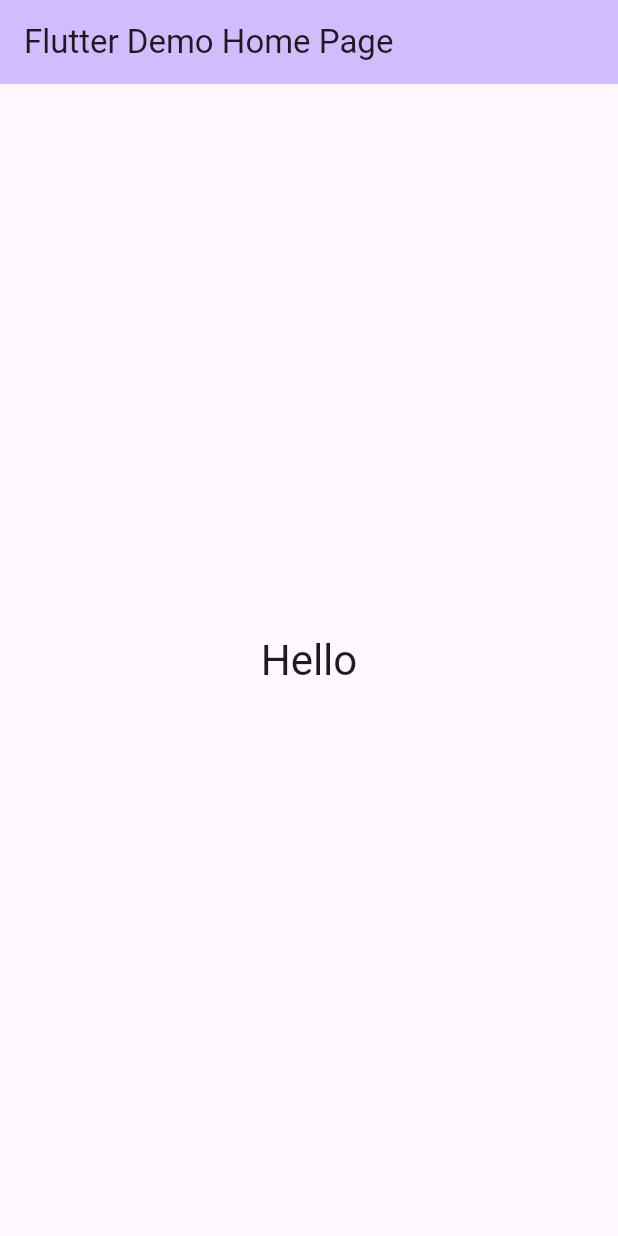
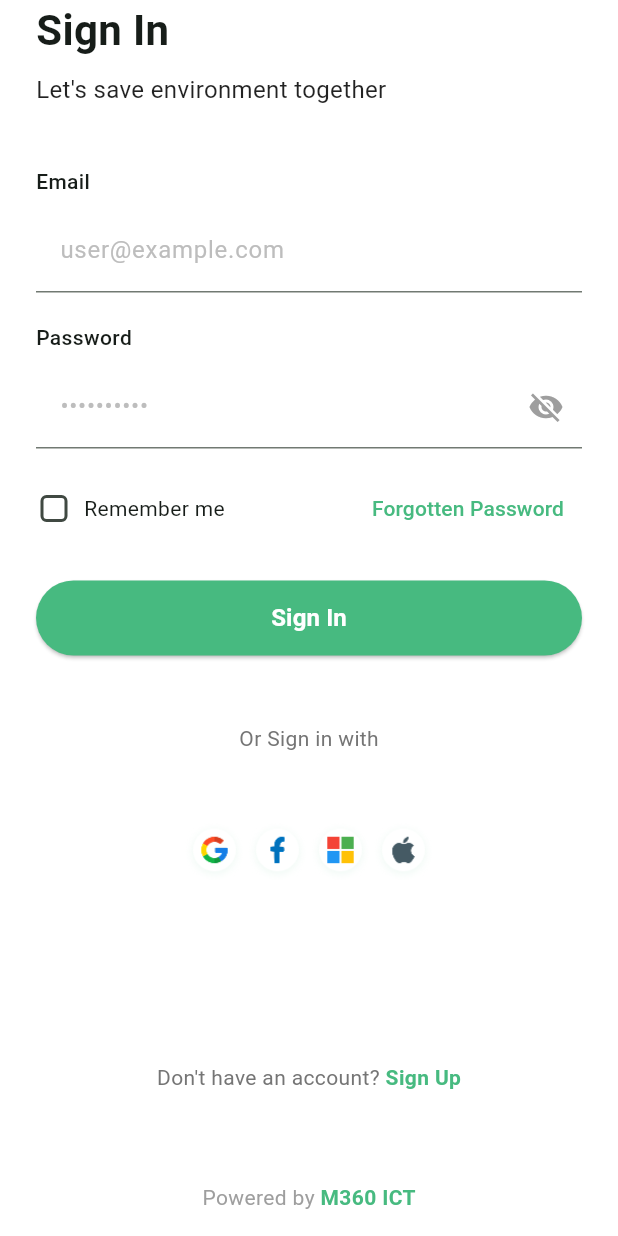
Before and after one commit to Linkonsq/m360-ict, a Flutter app: the screen it shows after launch, on a phone screen of 412 x 824 dp. Run offline on Flutter 3.47's test engine with Material 3 defaults, Android fonts, the phone set to English and light mode, and no system bars.

Commit message:
Added splash and sign in screen

```diff
--- a/lib/main.dart
+++ b/lib/main.dart
@@ -1,5 +1,9 @@
 import 'package:flutter/material.dart';
 import 'package:flutter/services.dart';
+import 'package:m360_ict/screens/splash_screen.dart';
+
+// Define primary color constant
+const Color kPrimaryColor = Color(0xFF47BA80);
 
 void main() {
   WidgetsFlutterBinding.ensureInitialized();
@@ -8,47 +12,24 @@ void main() {
     DeviceOrientation.portraitUp,
     DeviceOrientation.portraitDown,
   ]).then((_) {
-    runApp(MyApp());
+    runApp(const MyApp());
   });
 }
 
 class MyApp extends StatelessWidget {
   const MyApp({super.key});
 
-  // This widget is the root of your application.
   @override
   Widget build(BuildContext context) {
     return MaterialApp(
       debugShowCheckedModeBanner: false,
-      title: 'Flutter Demo',
+      title: 'M360 ICT',
       theme: ThemeData(
-        colorScheme: ColorScheme.fromSeed(seedColor: Colors.deepPurple),
+        colorScheme: ColorScheme.fromSeed(seedColor: kPrimaryColor),
+        primaryColor: kPrimaryColor,
+        useMaterial3: true,
       ),
-      home: const MyHomePage(title: 'Flutter Demo Home Page'),
+      home: const SplashScreen(),
     );
   }
 }
-
-class MyHomePage extends StatefulWidget {
-  const MyHomePage({super.key, required this.title});
-
-  final String title;
-
-  @override
-  State<MyHomePage> createState() => _MyHomePageState();
-}
-
-class _MyHomePageState extends State<MyHomePage> {
-  @override
-  Widget build(BuildContext context) {
-    return Scaffold(
-      appBar: AppBar(
-        backgroundColor: Theme.of(context).colorScheme.inversePrimary,
-        title: Text(widget.title),
-      ),
-      body: Center(
-        child: Text('Hello', style: Theme.of(context).textTheme.headlineMedium),
-      ),
-    );
-  }
-}
--- /dev/null
+++ b/lib/screens/login_screen.dart
@@ -0,0 +1,287 @@
+import 'package:flutter/material.dart';
+import 'package:m360_ict/main.dart';
+
+class LoginScreen extends StatefulWidget {
+  const LoginScreen({super.key});
+
+  @override
+  State<LoginScreen> createState() => _LoginScreenState();
+}
+
+class _LoginScreenState extends State<LoginScreen> {
+  bool rememberMe = false;
+  final TextEditingController _emailController = TextEditingController();
+  final TextEditingController _passwordController = TextEditingController();
+  bool _obscureText = true;
+
+  @override
+  void dispose() {
+    _emailController.dispose();
+    _passwordController.dispose();
+    super.dispose();
+  }
+
+  @override
+  Widget build(BuildContext context) {
+    return Scaffold(
+      backgroundColor: Colors.white,
+      body: SafeArea(
+        child: Column(
+          children: [
+            Expanded(
+              child: SingleChildScrollView(
+                child: Padding(
+                  padding: const EdgeInsets.symmetric(horizontal: 24.0),
+                  child: Column(
+                    crossAxisAlignment: CrossAxisAlignment.start,
+                    children: [
+                      const Text(
+                        'Sign In',
+                        style: TextStyle(
+                          fontSize: 28,
+                          fontWeight: FontWeight.bold,
+                        ),
+                      ),
+                      const SizedBox(height: 8),
+                      const Text(
+                        'Let\'s save environment together',
+                        style: TextStyle(fontSize: 16, color: Colors.black87),
+                      ),
+                      const SizedBox(height: 40),
+                      // Email field
+                      Column(
+                        crossAxisAlignment: CrossAxisAlignment.start,
+                        children: [
+                          const Text(
+                            'Email',
+                            style: TextStyle(
+                              fontSize: 14,
+                              fontWeight: FontWeight.w500,
+                            ),
+                          ),
+                          const SizedBox(height: 8),
+                          TextField(
+                            controller: _emailController,
+                            keyboardType: TextInputType.emailAddress,
+                            decoration: InputDecoration(
+                              hintText: 'user@example.com',
+                              hintStyle: TextStyle(color: Colors.grey[400]),
+                              contentPadding: const EdgeInsets.symmetric(
+                                horizontal: 16,
+                                vertical: 16,
+                              ),
+                            ),
+                          ),
+                        ],
+                      ),
+                      const SizedBox(height: 20),
+                      // Password field
+                      Column(
+                        crossAxisAlignment: CrossAxisAlignment.start,
+                        children: [
+                          const Text(
+                            'Password',
+                            style: TextStyle(
+                              fontSize: 14,
+                              fontWeight: FontWeight.w500,
+                            ),
+                          ),
+                          const SizedBox(height: 8),
+                          TextField(
+                            controller: _passwordController,
+                            obscureText: _obscureText,
+                            decoration: InputDecoration(
+                              hintText: '••••••••••',
+                              hintStyle: TextStyle(color: Colors.grey[400]),
+                              contentPadding: const EdgeInsets.symmetric(
+                                horizontal: 16,
+                                vertical: 16,
+                              ),
+                              suffixIcon: IconButton(
+                                icon: Icon(
+                                  _obscureText
+                                      ? Icons.visibility_off
+                                      : Icons.visibility,
+                                  color: Colors.grey,
+                                ),
+                                onPressed: () {
+                                  setState(() {
+                                    _obscureText = !_obscureText;
+                                  });
+                                },
+                              ),
+                            ),
+                          ),
+                        ],
+                      ),
+                      const SizedBox(height: 16),
+                      // Remember me and Forgotten password
+                      Row(
+                        mainAxisAlignment: MainAxisAlignment.spaceBetween,
+                        children: [
+                          Row(
+                            children: [
+                              SizedBox(
+                                width: 24,
+                                height: 24,
+                                child: Checkbox(
+                                  value: rememberMe,
+                                  activeColor: kPrimaryColor,
+                                  shape: RoundedRectangleBorder(
+                                    borderRadius: BorderRadius.circular(4),
+                                  ),
+                                  onChanged: (value) {
+                                    setState(() {
+                                      rememberMe = value ?? false;
+                                    });
+                                  },
+                                ),
+                              ),
+                              const SizedBox(width: 8),
+                              const Text(
+                                'Remember me',
+                                style: TextStyle(fontSize: 14),
+                              ),
+                            ],
+                          ),
+                          TextButton(
+                            onPressed: () {},
+                            child: const Text(
+                              'Forgotten Password',
+                              style: TextStyle(
+                                fontSize: 14,
+                                color: kPrimaryColor,
+                                fontWeight: FontWeight.w500,
+                              ),
+                            ),
+                          ),
+                        ],
+                      ),
+                      const SizedBox(height: 24),
+                      // Sign In button
+                      SizedBox(
+                        width: double.infinity,
+                        height: 50,
+                        child: ElevatedButton(
+                          onPressed: () {},
+                          style: ElevatedButton.styleFrom(
+                            backgroundColor: kPrimaryColor,
+                            foregroundColor: Colors.white,
+                            shape: RoundedRectangleBorder(
+                              borderRadius: BorderRadius.circular(25),
+                            ),
+                          ),
+                          child: const Text(
+                            'Sign In',
+                            style: TextStyle(
+                              fontSize: 16,
+                              fontWeight: FontWeight.bold,
+                            ),
+                          ),
+                        ),
+                      ),
+                      const SizedBox(height: 45),
+                      Center(
+                        child: Text(
+                          'Or Sign in with',
+                          style: TextStyle(
+                            fontSize: 14,
+                            color: Colors.grey[600],
+                          ),
+                        ),
+                      ),
+                      const SizedBox(height: 45),
+                      Row(
+                        mainAxisAlignment: MainAxisAlignment.center,
+                        children: [
+                          _socialLoginButton(
+                            onPressed: () {},
+                            assetPath: 'assets/images/google.png',
+                          ),
+                          _socialLoginButton(
+                            onPressed: () {},
+                            assetPath: 'assets/images/facebook.png',
+                          ),
+                          _socialLoginButton(
+                            onPressed: () {},
+                            assetPath: 'assets/images/microsoft.png',
+                          ),
+                          _socialLoginButton(
+                            onPressed: () {},
+                            assetPath: 'assets/images/apple.png',
+                          ),
+                        ],
+                      ),
+                    ],
+                  ),
+                ),
+              ),
+            ),
+
+            Padding(
+              padding: const EdgeInsets.only(bottom: 16.0),
+              child: Column(
+                children: [
+                  // Navigate to sign up
+                  Row(
+                    mainAxisAlignment: MainAxisAlignment.center,
+                    children: [
+                      Text(
+                        'Don\'t have an account? ',
+                        style: TextStyle(fontSize: 14, color: Colors.grey[600]),
+                      ),
+                      GestureDetector(
+                        onTap: () {},
+                        child: const Text(
+                          'Sign Up',
+                          style: TextStyle(
+                            fontSize: 14,
+                            color: kPrimaryColor,
+                            fontWeight: FontWeight.bold,
+                          ),
+                        ),
+                      ),
+                    ],
+                  ),
+                  const SizedBox(height: 60),
+                  Row(
+                    mainAxisAlignment: MainAxisAlignment.center,
+                    children: const [
+                      Text(
+                        'Powered by ',
+                        style: TextStyle(fontSize: 14, color: Colors.grey),
+                      ),
+                      Text(
+                        'M360 ICT',
+                        style: TextStyle(
+                          fontSize: 14,
+                          fontWeight: FontWeight.bold,
+                          color: kPrimaryColor,
+                        ),
+                      ),
+                    ],
+                  ),
+                ],
+              ),
+            ),
+          ],
+        ),
+      ),
+    );
+  }
+
+  Widget _socialLoginButton({
+    required VoidCallback onPressed,
+    required String assetPath,
+  }) {
+    return InkWell(
+      onTap: onPressed,
+      borderRadius: BorderRadius.circular(8),
+      child: SizedBox(
+        width: 42,
+        height: 42,
+        child: Center(child: Image.asset(assetPath, width: 42, height: 42)),
+      ),
+    );
+  }
+}
--- /dev/null
+++ b/lib/screens/splash_screen.dart
@@ -0,0 +1,67 @@
+import 'package:flutter/material.dart';
+import 'package:m360_ict/screens/login_screen.dart';
+
+class SplashScreen extends StatefulWidget {
+  const SplashScreen({super.key});
+
+  @override
+  State<SplashScreen> createState() => _SplashScreenState();
+}
+
+class _SplashScreenState extends State<SplashScreen> {
+  @override
+  void initState() {
+    super.initState();
+    // Navigate to login screen after 2 seconds
+    Future.delayed(const Duration(seconds: 2), () {
+      Navigator.pushReplacement(
+        context,
+        MaterialPageRoute(builder: (context) => const LoginScreen()),
+      );
+    });
+  }
+
+  @override
+  Widget build(BuildContext context) {
+    return Scaffold(
+      backgroundColor: Colors.white,
+      body: SafeArea(
+        child: Column(
+          children: [
+            Expanded(
+              child: Center(
+                child: Image.asset(
+                  'assets/images/splash.png',
+                  width: 160,
+                  height: 160,
+                ),
+              ),
+            ),
+
+            // Bottom powered by text
+            Padding(
+              padding: const EdgeInsets.only(bottom: 24.0),
+              child: Row(
+                mainAxisAlignment: MainAxisAlignment.center,
+                children: [
+                  const Text(
+                    'Powered by ',
+                    style: TextStyle(fontSize: 14, color: Colors.grey),
+                  ),
+                  Text(
+                    'M360 ICT',
+                    style: TextStyle(
+                      fontSize: 14,
+                      fontWeight: FontWeight.bold,
+                      color: Colors.green.shade600,
+                    ),
+                  ),
+                ],
+              ),
+            ),
+          ],
+        ),
+      ),
+    );
+  }
+}
```
Also changed, not shown: pubspec.yaml (+3 -4 lines), assets/images/apple.png (added), assets/images/facebook.png (added), assets/images/google.png (added), assets/images/microsoft.png (added).
